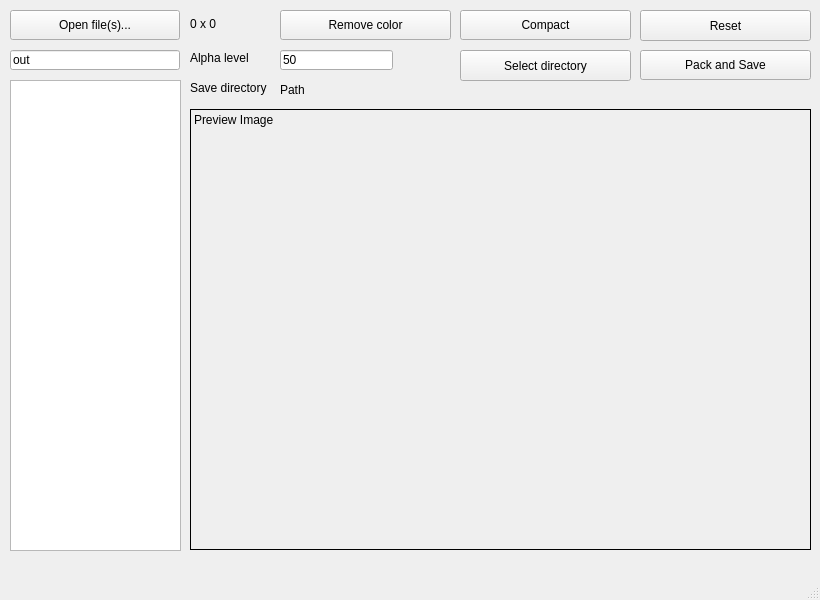
The window that mainwindow.ui (usbport11/TexPack) describes before a commit, drawn with Qt 5.
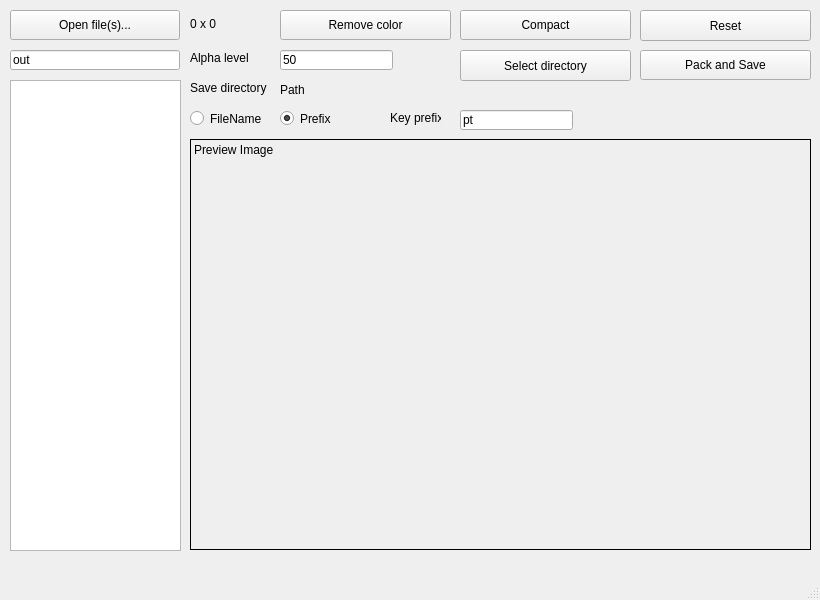
The same window after the commit.

Diff of the .ui file:
```diff
--- a/mainwindow.ui
+++ b/mainwindow.ui
@@ -44,9 +44,9 @@
     <property name="geometry">
      <rect>
       <x>190</x>
-      <y>109</y>
+      <y>139</y>
       <width>621</width>
-      <height>441</height>
+      <height>411</height>
      </rect>
     </property>
     <property name="frameShape">
@@ -205,6 +205,64 @@
      <string>Path</string>
     </property>
    </widget>
+   <widget class="QLabel" name="label_6">
+    <property name="geometry">
+     <rect>
+      <x>390</x>
+      <y>110</y>
+      <width>51</width>
+      <height>16</height>
+     </rect>
+    </property>
+    <property name="text">
+     <string>Key prefix</string>
+    </property>
+   </widget>
+   <widget class="QLineEdit" name="edtKeyPrefix">
+    <property name="geometry">
+     <rect>
+      <x>460</x>
+      <y>110</y>
+      <width>113</width>
+      <height>20</height>
+     </rect>
+    </property>
+    <property name="text">
+     <string>pt</string>
+    </property>
+   </widget>
+   <widget class="QRadioButton" name="rbtPref_prefix">
+    <property name="geometry">
+     <rect>
+      <x>280</x>
+      <y>110</y>
+      <width>82</width>
+      <height>17</height>
+     </rect>
+    </property>
+    <property name="text">
+     <string>Prefix</string>
+    </property>
+    <property name="checked">
+     <bool>true</bool>
+    </property>
+   </widget>
+   <widget class="QRadioButton" name="rbtPref_filename">
+    <property name="geometry">
+     <rect>
+      <x>190</x>
+      <y>110</y>
+      <width>82</width>
+      <height>17</height>
+     </rect>
+    </property>
+    <property name="text">
+     <string>FileName</string>
+    </property>
+    <property name="checked">
+     <bool>false</bool>
+    </property>
+   </widget>
   </widget>
   <widget class="QMenuBar" name="menubar">
    <property name="geometry">
```
